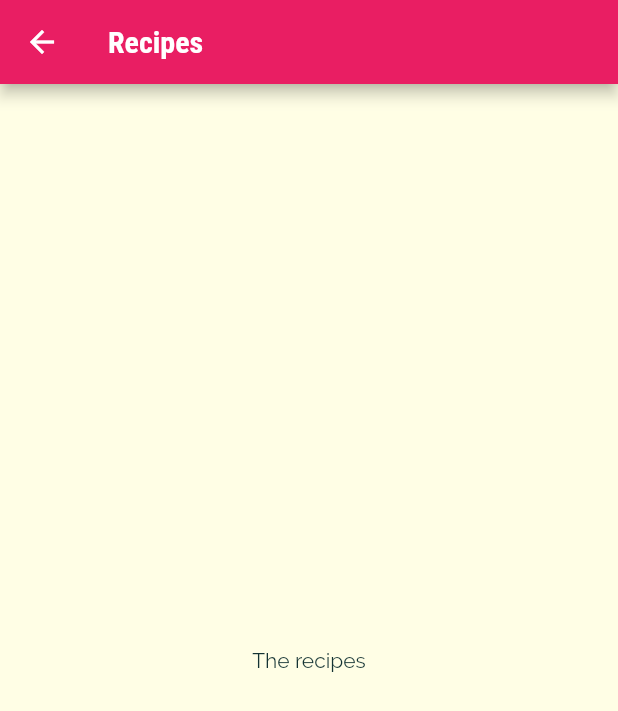
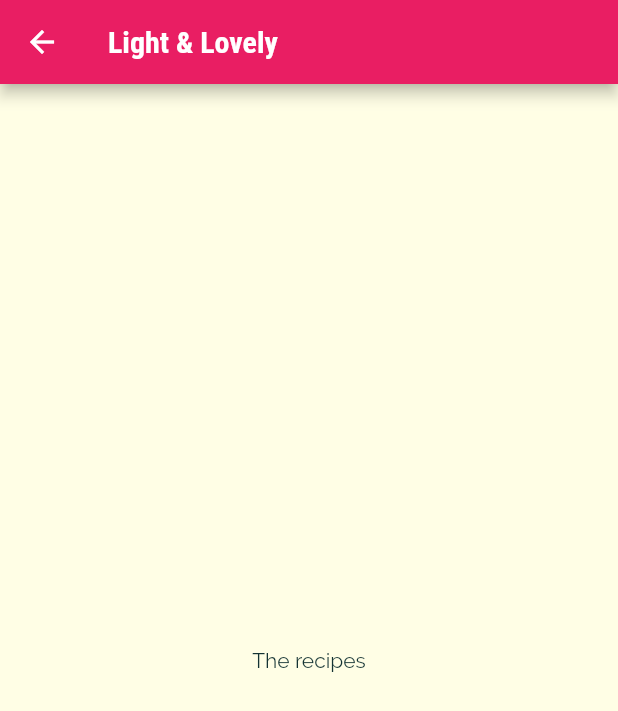
Before and after one commit to HlibHryshko/meals_app, a Flutter app: the screen it shows after launch, after a tap on "Light & Lovely", on a phone screen of 412 x 824 dp. Shown: the top 711 px of the screen. Run offline on Flutter 3.47's test engine with Material 2 defaults, Android fonts, the phone set to English and light mode, and no system bars.

Commit message:
passing the title and id of the category using the constructor of the categoryMeals page

```diff
--- a/lib/category_item.dart
+++ b/lib/category_item.dart
@@ -2,15 +2,17 @@ import 'package:flutter/material.dart';
 import 'package:meals/pages/category_meals_page.dart';
 
 class CategoryItem extends StatelessWidget {
-  const CategoryItem({Key? key, required this.title, required this.color}) : super(key: key);
+  const CategoryItem({Key? key, required this.id, required this.title, required this.color}) : super(key: key);
 
+  final String id;
   final String title;
   final Color color;
 
-  void _selectCategory(BuildContext ctx, ) {
+  void _selectCategory(BuildContext ctx) {
     Navigator.of(ctx).push(MaterialPageRoute(builder: (_) {
-      return const CategoryMealsPage(
-
+      return CategoryMealsPage(
+        categoryId: id,
+        categoryTitle: title,
       );
     }));
   }
--- a/lib/pages/category_meals_page.dart
+++ b/lib/pages/category_meals_page.dart
@@ -1,14 +1,17 @@
 import 'package:flutter/material.dart';
 
 class CategoryMealsPage extends StatelessWidget {
-  const CategoryMealsPage({Key? key}) : super(key: key);
+  const CategoryMealsPage({Key? key, required this.categoryId, required this.categoryTitle}) : super(key: key);
+
+  final String categoryId;
+  final String categoryTitle;
 
   @override
   Widget build(BuildContext context) {
     return Scaffold(
       appBar: AppBar(
-        title: const Text(
-          'Recipes'
+        title: Text(
+          categoryTitle
         ),
       ),
       body: const Center(
--- a/lib/pages/category_page.dart
+++ b/lib/pages/category_page.dart
@@ -21,7 +21,7 @@ class CategoriesPage extends StatelessWidget {
           mainAxisSpacing: 20,
         ),
         children: categories.map((category) {
-          return CategoryItem(title: category.title, color: category.color);
+          return CategoryItem(id: category.id, title: category.title, color: category.color);
         }).toList(),
       ),
     );
```
